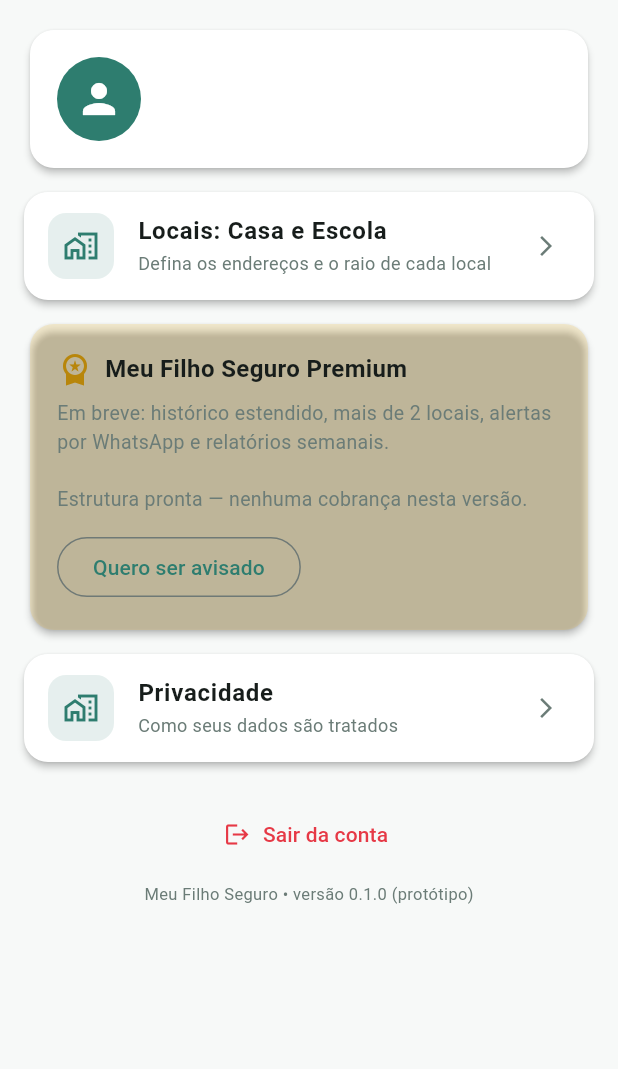
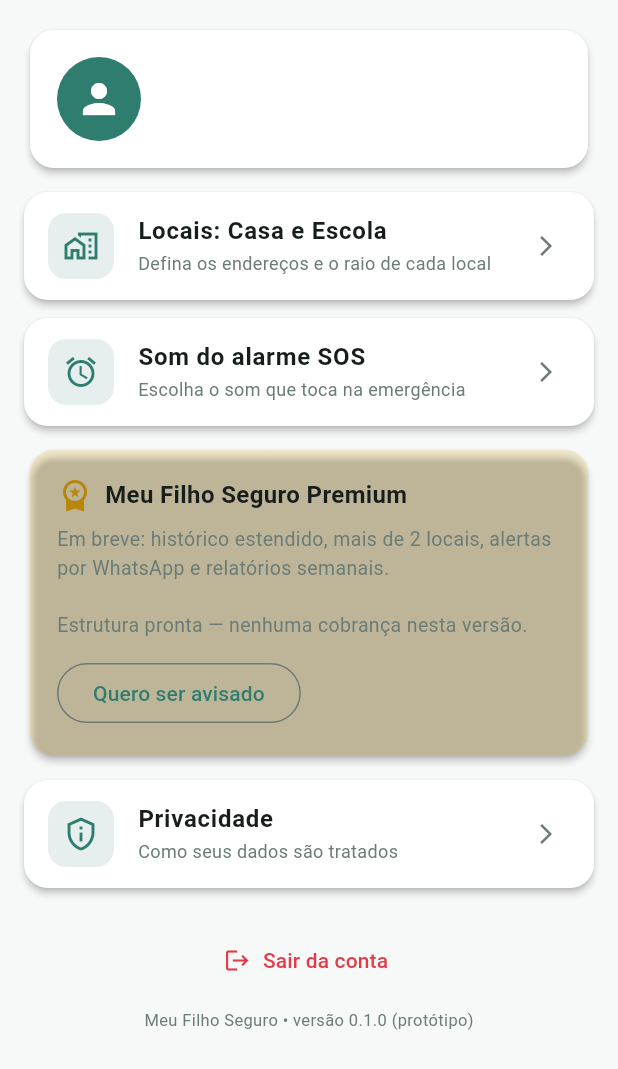
Before and after one commit to Natanpapai/meu-filho-seguro, a Flutter app: the SettingsTab widget shown alone on an empty page, opened directly with empty values, on a phone screen of 412 x 824 dp. Shown: the top 1069 px of the screen. Run offline on Flutter 3.47's test engine with Material 3 defaults, Android fonts, the phone set to English and light mode, and no system bars; our stand-ins replace battery_plus, cloud_firestore, connectivity_plus, firebase_auth, firebase_core, flutter_map and 4 more; accounts and stored records are empty.

Commit message:
Add lib/screens/settings_tab.dart

```diff
--- a/lib/screens/settings_tab.dart
+++ b/lib/screens/settings_tab.dart
@@ -2,6 +2,7 @@
 import '../app_deps.dart';
 import '../models/models.dart';
 import '../theme.dart';
+import 'alarm_sound_screen.dart';
 import 'places_screen.dart';
 import 'welcome_screen.dart';
 
@@ -63,6 +64,16 @@
           onTap: () => Navigator.of(context).push(
             MaterialPageRoute(
                 builder: (_) => PlacesScreen(deps: deps)),
+          ),
+        ),
+        const SizedBox(height: 12),
+        _MenuTile(
+          icon: Icons.alarm,
+          title: 'Som do alarme SOS',
+          subtitle: 'Escolha o som que toca na emergência',
+          onTap: () => Navigator.of(context).push(
+            MaterialPageRoute(
+                builder: (_) => const AlarmSoundScreen()),
           ),
         ),
         const SizedBox(height: 12),
@@ -183,7 +194,7 @@
             color: AppTheme.primary.withValues(alpha: 0.12),
             borderRadius: BorderRadius.circular(12),
           ),
-          child: const Icon(Icons.home_work_outlined, color: AppTheme.primary),
+          child: Icon(icon, color: AppTheme.primary),
         ),
         title: Text(title,
             style: const TextStyle(fontWeight: FontWeight.w600)),
```
